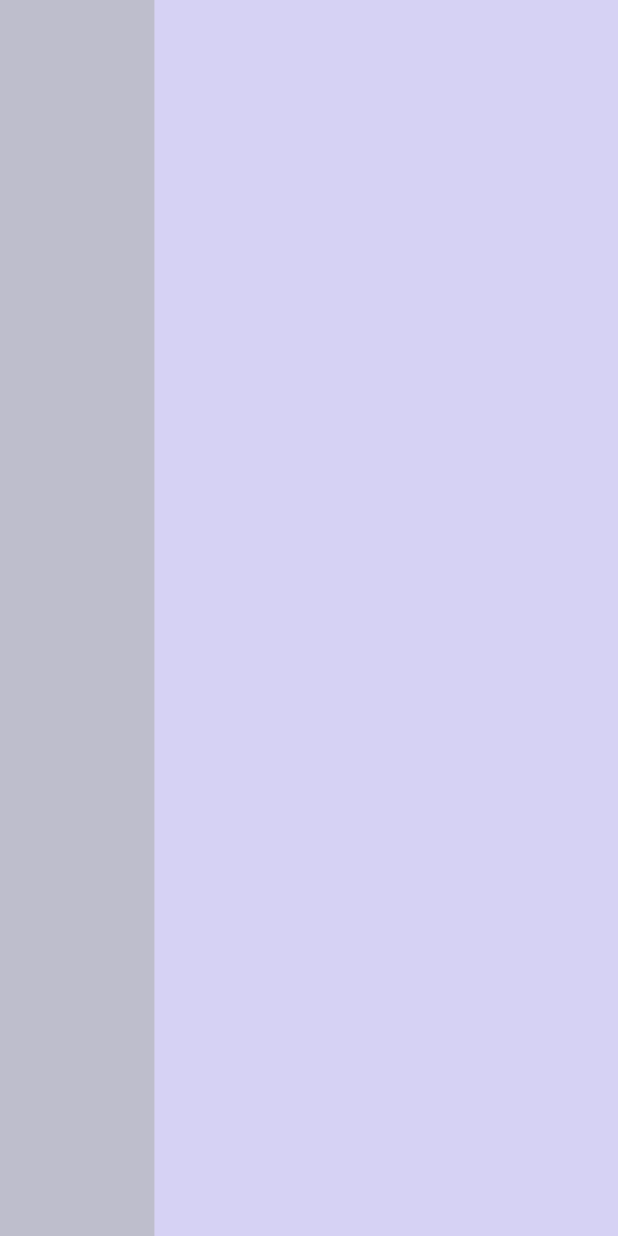
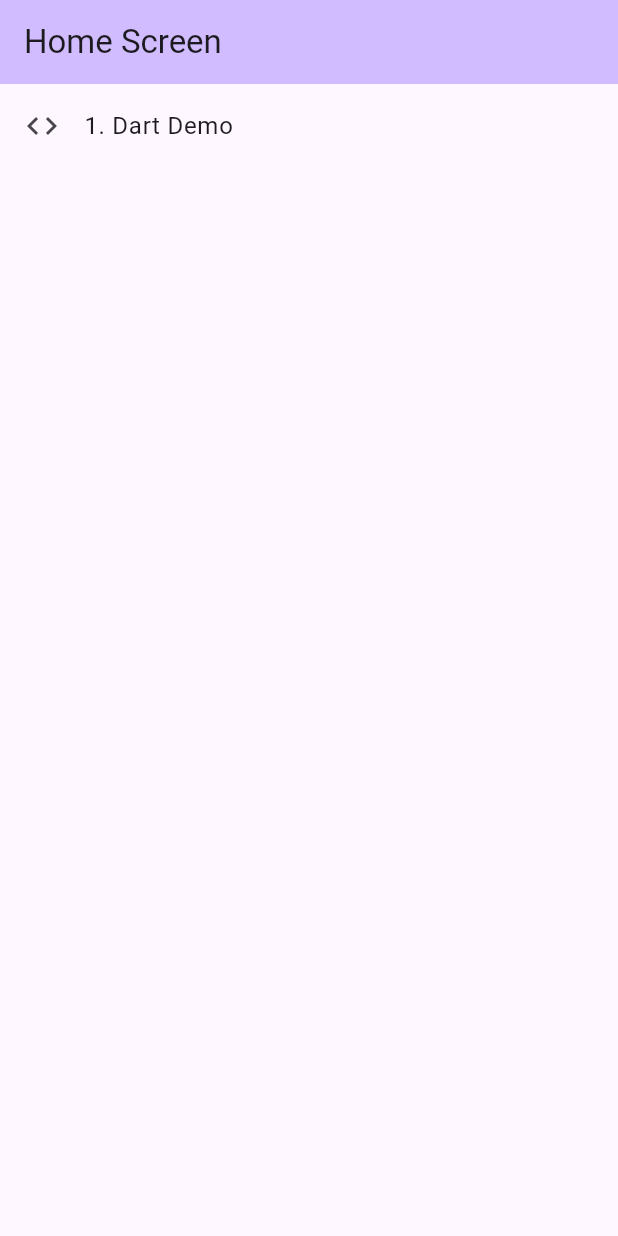
Before and after one commit to 1onest4r/Leran, a Flutter app: the screen it shows after launch, on a phone screen of 412 x 824 dp. Run offline on Flutter 3.47's test engine with Material 3 defaults, Android fonts, the phone set to English and light mode, and no system bars.

Commit message:
class practice

```diff
--- a/lib/main.dart
+++ b/lib/main.dart
@@ -1,26 +1,51 @@
 import 'package:flutter/material.dart';
+// Import the second file so we can navigate to it
+import 'dart_demo_screen.dart';
 
 void main() {
-  runApp(MyApp());
+  runApp(const MyApp());
 }
 
 class MyApp extends StatelessWidget {
+  const MyApp({super.key});
+
   @override
   Widget build(BuildContext context) {
     return MaterialApp(
       debugShowCheckedModeBanner: false,
-      home: Scaffold(
-        body: Row(
-          children: [
-            Container(
-              width: MediaQuery.of(context).size.width * 0.25,
-              color: const Color.fromARGB(86, 64, 77, 104),
-            ),
-            Expanded(
-              child: Container(color: const Color.fromARGB(49, 46, 56, 200)),
-            ),
-          ],
-        ),
+      title: 'Flutter Demo',
+      theme: ThemeData(primarySwatch: Colors.blue, useMaterial3: true),
+      home: const HomeScreen(),
+    );
+  }
+}
+
+class HomeScreen extends StatelessWidget {
+  const HomeScreen({super.key});
+
+  @override
+  Widget build(BuildContext context) {
+    return Scaffold(
+      appBar: AppBar(
+        title: const Text("Home Screen"),
+        backgroundColor: Theme.of(context).colorScheme.inversePrimary,
+      ),
+      // A ListView for your items
+      body: ListView(
+        children: [
+          // The single list item requested
+          ListTile(
+            title: const Text("1. Dart Demo"),
+            leading: const Icon(Icons.code), // Optional: adds a little icon
+            onTap: () {
+              // Navigate to the new screen defined in the other file
+              Navigator.push(
+                context,
+                MaterialPageRoute(builder: (context) => const DartDemoScreen()),
+              );
+            },
+          ),
+        ],
       ),
     );
   }
```
Also changed, not shown: lib/dart_demo_screen.dart (added, +42 -0 lines), 1 other file.
